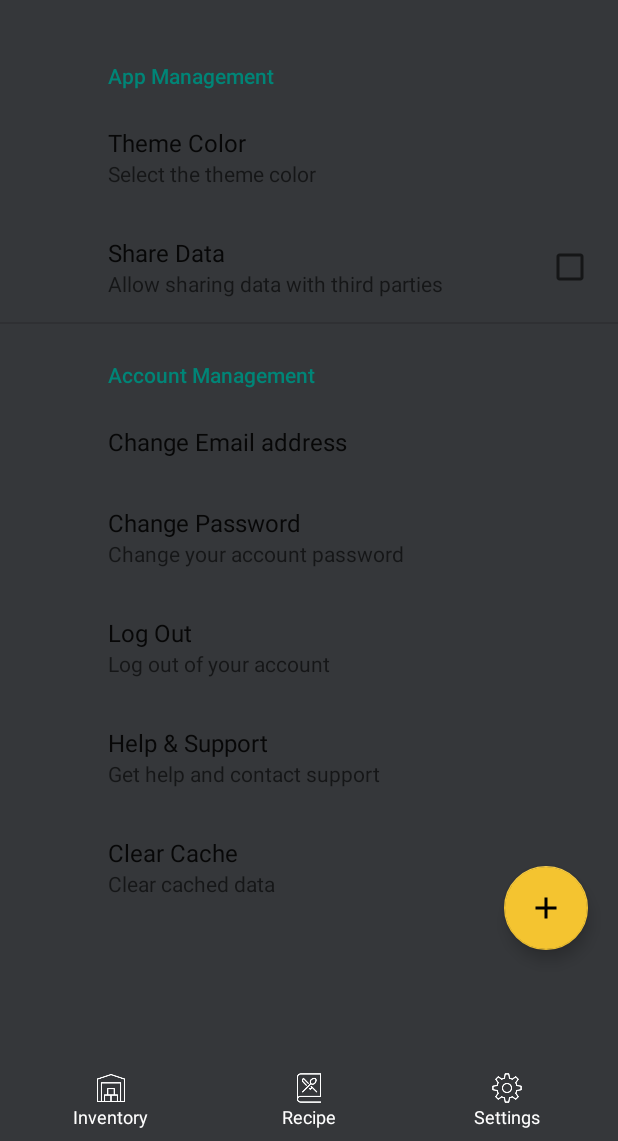
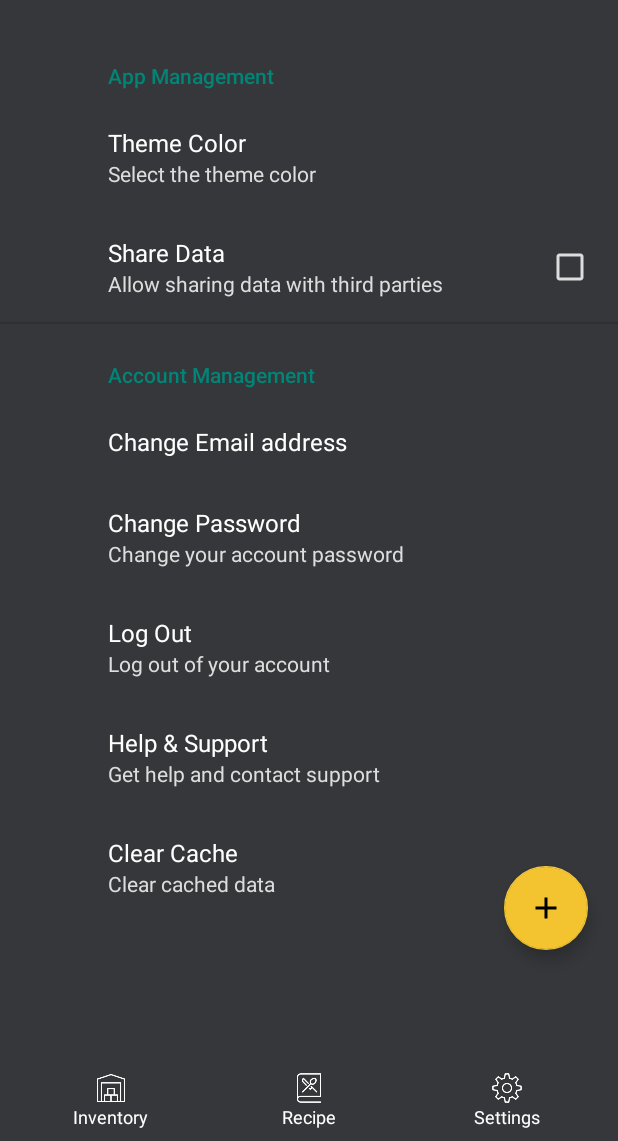
Before and after one commit to ST100-T/Fed-Up, an Android app: the fragment SettingsFragment placed in its activity, on a phone screen of 412 x 824 dp, the part 95-1236 px from its top. Run offline under Robolectric (Android 15) with nearby library versions, the phone set to English and light mode, and no system bars; our stand-ins replace Firebase (no records; nobody signed in at launch, a user with empty details on screens opened directly), Room's generated code, androidx.preference; network calls fail; 2 statements that could not run were skipped.

Commit message:
second push

```diff
--- a/app/src/main/java/com/example/fedup_foodwasteapp/SettingsFragment.kt
+++ b/app/src/main/java/com/example/fedup_foodwasteapp/SettingsFragment.kt
@@ -188,7 +188,7 @@ class SettingsFragment : PreferenceFragmentCompat() {
         inflater: LayoutInflater, container: ViewGroup?,
         savedInstanceState: Bundle?
     ): View {
-
+        requireActivity().setTheme(R.style.SettingsTheme)
         val view = super.onCreateView(inflater, container, savedInstanceState)
         view?.setBackgroundColor(ContextCompat.getColor(requireContext(), R.color.grey))
         return view
--- /dev/null
+++ b/app/src/main/res/values/settings.xml
@@ -0,0 +1,8 @@
+<?xml version="1.0" encoding="utf-8"?>
+<resources>
+    <style name="SettingsTheme" parent="Theme.AppCompat.DayNight.DarkActionBar">
+        <item name="android:colorBackground">@color/grey</item>
+        <item name="android:textColorPrimary">#FFFFFF</item>
+        <item name="android:textColorSecondary">#DDDDDD</item>
+    </style>
+</resources>
```
